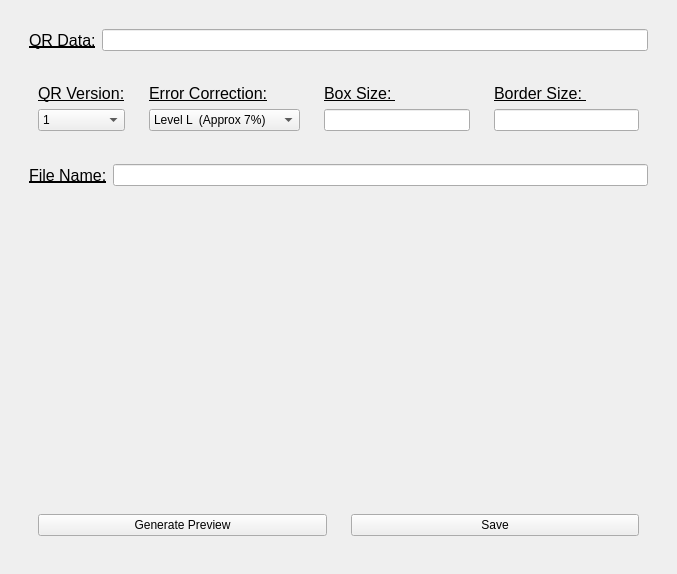
This is STS-PLUGIN-QRCG/QRCG.ui in MaxTheSpy/STS-PLUGIN-QRCG as Qt 5 draws it before an edit. The edited form follows.
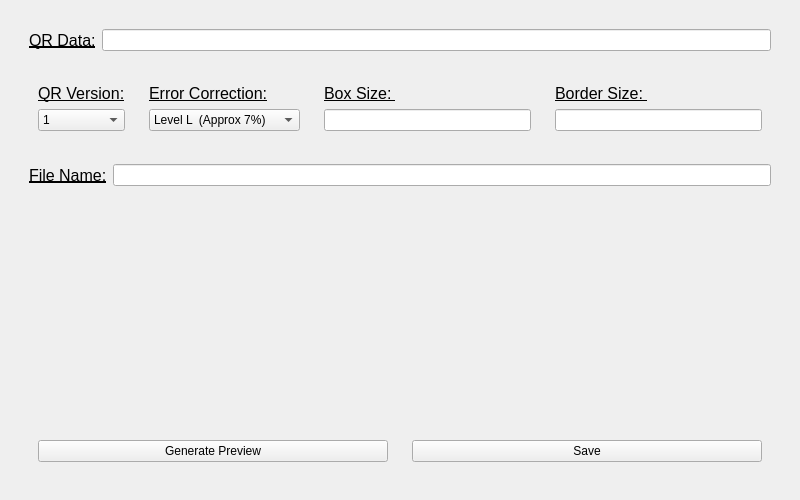
This is the edited form.

Commit message: Fixed UI sizing, added new requirements edited readme

Patch:
```diff
--- a/STS-PLUGIN-QRCG/QRCG.ui
+++ b/STS-PLUGIN-QRCG/QRCG.ui
@@ -6,14 +6,14 @@
    <rect>
     <x>0</x>
     <y>0</y>
-    <width>677</width>
-    <height>574</height>
+    <width>800</width>
+    <height>500</height>
    </rect>
   </property>
   <property name="minimumSize">
    <size>
-    <width>0</width>
-    <height>0</height>
+    <width>500</width>
+    <height>300</height>
    </size>
   </property>
   <property name="windowTitle">
@@ -469,12 +469,33 @@
            <layout class="QVBoxLayout" name="verticalLayout_8">
             <item>
              <widget class="QLabel" name="label_qr_display">
+              <property name="sizePolicy">
+               <sizepolicy hsizetype="Preferred" vsizetype="Preferred">
+                <horstretch>0</horstretch>
+                <verstretch>0</verstretch>
+               </sizepolicy>
+              </property>
               <property name="minimumSize">
                <size>
+                <width>200</width>
+                <height>200</height>
+               </size>
+              </property>
+              <property name="sizeIncrement">
+               <size>
+                <width>0</width>
+                <height>2</height>
+               </size>
+              </property>
+              <property name="baseSize">
+               <size>
                 <width>0</width>
                 <height>0</height>
                </size>
               </property>
+              <property name="frameShape">
+               <enum>QFrame::NoFrame</enum>
+              </property>
               <property name="text">
                <string/>
               </property>
```
The commit also changes 2 other files.
